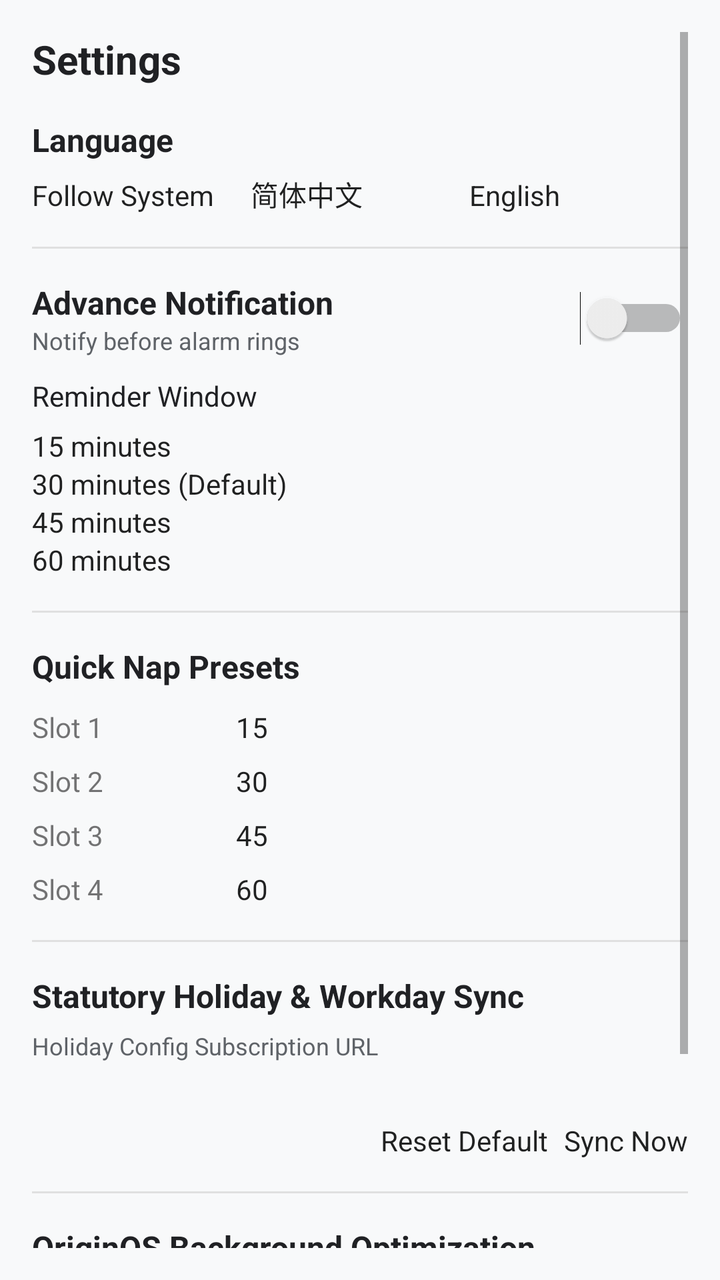
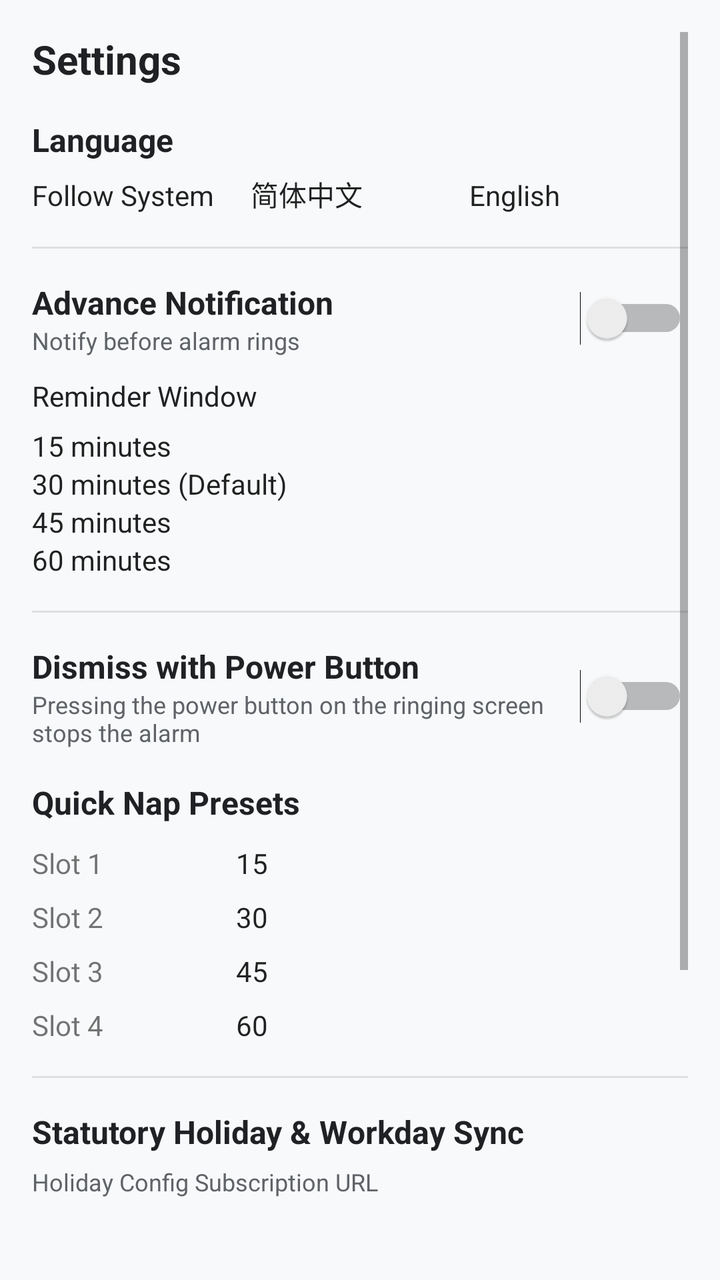

Compare the two renders of this Android layout. The source of the first and the diff that turns it into the second are given below.
<!-- AndroidManifest.xml: application theme Theme.AlarmApp -->
<!-- res/layout/dialog_settings.xml -->
<?xml version="1.0" encoding="utf-8"?>
<ScrollView xmlns:android="http://schemas.android.com/apk/res/android"
    android:layout_width="match_parent"
    android:layout_height="wrap_content"
    android:padding="16dp">

    <LinearLayout
        android:layout_width="match_parent"
        android:layout_height="wrap_content"
        android:orientation="vertical">

        <TextView
            android:layout_width="match_parent"
            android:layout_height="wrap_content"
            android:text="@string/settings"
            android:textSize="20sp"
            android:textStyle="bold"
            android:textColor="@color/text_primary"
            android:layout_marginBottom="16dp" />

        
        <TextView
            android:layout_width="match_parent"
            android:layout_height="wrap_content"
            android:text="@string/language"
            android:textSize="16sp"
            android:textStyle="bold"
            android:textColor="@color/text_primary"
            android:layout_marginBottom="6dp" />

        <RadioGroup
            android:id="@+id/rg_language"
            android:layout_width="match_parent"
            android:layout_height="wrap_content"
            android:orientation="horizontal"
            android:layout_marginBottom="16dp">

            <RadioButton
                android:id="@+id/rb_lang_system"
                android:layout_width="0dp"
                android:layout_height="wrap_content"
                android:layout_weight="1"
                android:text="@string/language_system" />

            <RadioButton
                android:id="@+id/rb_lang_zh"
                android:layout_width="0dp"
                android:layout_height="wrap_content"
                android:layout_weight="1"
                android:text="@string/language_zh" />

            <RadioButton
                android:id="@+id/rb_lang_en"
                android:layout_width="0dp"
                android:layout_height="wrap_content"
                android:layout_weight="1"
                android:text="@string/language_en" />
        </RadioGroup>

        
        <View
            android:layout_width="match_parent"
            android:layout_height="1dp"
            android:background="#E0E0E0"
            android:layout_marginBottom="16dp" />

        
        <LinearLayout
            android:layout_width="match_parent"
            android:layout_height="wrap_content"
            android:orientation="horizontal"
            android:gravity="center_vertical">

            <LinearLayout
                android:layout_width="0dp"
                android:layout_height="wrap_content"
                android:layout_weight="1"
                android:orientation="vertical">

                <TextView
                    android:layout_width="wrap_content"
                    android:layout_height="wrap_content"
                    android:text="@string/advance_notification"
                    android:textSize="16sp"
                    android:textStyle="bold"
                    android:textColor="@color/text_primary" />

                <TextView
                    android:layout_width="wrap_content"
                    android:layout_height="wrap_content"
                    android:text="@string/advance_notif_summary"
                    android:textSize="12sp"
                    android:textColor="@color/text_secondary" />
            </LinearLayout>

            <Switch
                android:id="@+id/sw_advance_notification"
                android:layout_width="wrap_content"
                android:layout_height="wrap_content" />
        </LinearLayout>

        <TextView
            android:layout_width="match_parent"
            android:layout_height="wrap_content"
            android:text="@string/advance_lead_time"
            android:textSize="14sp"
            android:textColor="@color/text_primary"
            android:layout_marginTop="10dp"
            android:layout_marginBottom="6dp" />

        <RadioGroup
            android:id="@+id/rg_advance_time"
            android:layout_width="match_parent"
            android:layout_height="wrap_content"
            android:orientation="vertical"
            android:layout_marginBottom="16dp">

            <RadioButton
                android:id="@+id/rb_adv_15"
                android:layout_width="wrap_content"
                android:layout_height="wrap_content"
                android:text="@string/minutes_15" />

            <RadioButton
                android:id="@+id/rb_adv_30"
                android:layout_width="wrap_content"
                android:layout_height="wrap_content"
                android:text="@string/minutes_30" />

            <RadioButton
                android:id="@+id/rb_adv_45"
                android:layout_width="wrap_content"
                android:layout_height="wrap_content"
                android:text="@string/minutes_45" />

            <RadioButton
                android:id="@+id/rb_adv_60"
                android:layout_width="wrap_content"
                android:layout_height="wrap_content"
                android:text="@string/minutes_60" />
        </RadioGroup>

        
        <View
            android:layout_width="match_parent"
            android:layout_height="1dp"
            android:background="#E0E0E0"
            android:layout_marginBottom="16dp" />

        
        <TextView
            android:layout_width="match_parent"
            android:layout_height="wrap_content"
            android:text="@string/nap_slots_customization"
            android:textSize="16sp"
            android:textStyle="bold"
            android:textColor="@color/text_primary"
            android:layout_marginBottom="10dp" />

        
        <LinearLayout
            android:layout_width="match_parent"
            android:layout_height="wrap_content"
            android:orientation="horizontal"
            android:gravity="center_vertical"
            android:layout_marginBottom="8dp">

            <TextView
                android:layout_width="70dp"
                android:layout_height="wrap_content"
                android:text="@string/nap_slot_1"
                android:textSize="14sp" />

            <EditText
                android:id="@+id/et_nap_slot_1_val"
                android:layout_width="80dp"
                android:layout_height="wrap_content"
                android:inputType="number"
                android:text="15"
                android:gravity="center" />

            <Spinner
                android:id="@+id/sp_nap_slot_1_unit"
                android:layout_width="0dp"
                android:layout_height="wrap_content"
                android:layout_weight="1"
                android:layout_marginStart="8dp" />
        </LinearLayout>

        
        <LinearLayout
            android:layout_width="match_parent"
            android:layout_height="wrap_content"
            android:orientation="horizontal"
            android:gravity="center_vertical"
            android:layout_marginBottom="8dp">

            <TextView
                android:layout_width="70dp"
                android:layout_height="wrap_content"
                android:text="@string/nap_slot_2"
                android:textSize="14sp" />

            <EditText
                android:id="@+id/et_nap_slot_2_val"
                android:layout_width="80dp"
                android:layout_height="wrap_content"
                android:inputType="number"
                android:text="30"
                android:gravity="center" />

            <Spinner
                android:id="@+id/sp_nap_slot_2_unit"
                android:layout_width="0dp"
                android:layout_height="wrap_content"
                android:layout_weight="1"
                android:layout_marginStart="8dp" />
        </LinearLayout>

        
        <LinearLayout
            android:layout_width="match_parent"
            android:layout_height="wrap_content"
            android:orientation="horizontal"
            android:gravity="center_vertical"
            android:layout_marginBottom="8dp">

            <TextView
                android:layout_width="70dp"
                android:layout_height="wrap_content"
                android:text="@string/nap_slot_3"
                android:textSize="14sp" />

            <EditText
                android:id="@+id/et_nap_slot_3_val"
                android:layout_width="80dp"
                android:layout_height="wrap_content"
                android:inputType="number"
                android:text="45"
                android:gravity="center" />

            <Spinner
                android:id="@+id/sp_nap_slot_3_unit"
                android:layout_width="0dp"
                android:layout_height="wrap_content"
                android:layout_weight="1"
                android:layout_marginStart="8dp" />
        </LinearLayout>

        
        <LinearLayout
            android:layout_width="match_parent"
            android:layout_height="wrap_content"
            android:orientation="horizontal"
            android:gravity="center_vertical"
            android:layout_marginBottom="16dp">

            <TextView
                android:layout_width="70dp"
                android:layout_height="wrap_content"
                android:text="@string/nap_slot_4"
                android:textSize="14sp" />

            <EditText
                android:id="@+id/et_nap_slot_4_val"
                android:layout_width="80dp"
                android:layout_height="wrap_content"
                android:inputType="number"
                android:text="60"
                android:gravity="center" />

            <Spinner
                android:id="@+id/sp_nap_slot_4_unit"
                android:layout_width="0dp"
                android:layout_height="wrap_content"
                android:layout_weight="1"
                android:layout_marginStart="8dp" />
        </LinearLayout>

        
        <View
            android:layout_width="match_parent"
            android:layout_height="1dp"
            android:background="#E0E0E0"
            android:layout_marginBottom="16dp" />

        
        <TextView
            android:layout_width="match_parent"
            android:layout_height="wrap_content"
            android:text="@string/holiday_sync_title"
            android:textSize="16sp"
            android:textStyle="bold"
            android:textColor="@color/text_primary"
            android:layout_marginBottom="6dp" />

        <TextView
            android:layout_width="match_parent"
            android:layout_height="wrap_content"
            android:text="@string/holiday_sync_url_label"
            android:textSize="12sp"
            android:textColor="@color/text_secondary"
            android:layout_marginBottom="4dp" />

        <EditText
            android:id="@+id/et_holiday_sync_url"
            android:layout_width="match_parent"
            android:layout_height="wrap_content"
            android:inputType="textUri"
            android:textSize="13sp"
            android:maxLines="2"
            android:layout_marginBottom="8dp" />

        <LinearLayout
            android:layout_width="match_parent"
            android:layout_height="wrap_content"
            android:orientation="horizontal"
            android:gravity="end"
            android:layout_marginBottom="16dp">

            <Button
                android:id="@+id/btn_reset_sync_url"
                android:layout_width="wrap_content"
                android:layout_height="wrap_content"
                android:text="@string/reset_url"
                android:layout_marginEnd="8dp" />

            <Button
                android:id="@+id/btn_sync_holidays_now"
                android:layout_width="wrap_content"
                android:layout_height="wrap_content"
                android:text="@string/sync_now" />
        </LinearLayout>

        
        <LinearLayout
            android:id="@+id/layout_oem_settings"
            android:layout_width="match_parent"
            android:layout_height="wrap_content"
            android:orientation="vertical"
            android:layout_marginBottom="16dp">

            <View
                android:layout_width="match_parent"
                android:layout_height="1dp"
                android:background="#E0E0E0"
                android:layout_marginBottom="16dp" />

            <TextView
                android:id="@+id/tv_oem_settings_title"
                android:layout_width="match_parent"
                android:layout_height="wrap_content"
                android:text="@string/oem_settings_title"
                android:textSize="16sp"
                android:textStyle="bold"
                android:textColor="@color/text_primary"
                android:layout_marginBottom="8dp" />

            <Button
                android:id="@+id/btn_oem_whitelist_guide"
                android:layout_width="match_parent"
                android:layout_height="wrap_content"
                android:text="@string/oem_settings_btn" />
        </LinearLayout>

        
        <View
            android:layout_width="match_parent"
            android:layout_height="1dp"
            android:background="#E0E0E0"
            android:layout_marginTop="16dp"
            android:layout_marginBottom="12dp" />

        <TextView
            android:id="@+id/tv_settings_version"
            android:layout_width="match_parent"
            android:layout_height="wrap_content"
            android:gravity="center"
            android:textColor="@color/text_secondary"
            android:textSize="12sp"
            android:layout_marginBottom="12dp" />

        
        <LinearLayout
            android:layout_width="match_parent"
            android:layout_height="wrap_content"
            android:orientation="horizontal"
            android:gravity="end"
            android:layout_marginTop="8dp">

            <Button
                android:id="@+id/btn_cancel_settings"
                android:layout_width="wrap_content"
                android:layout_height="wrap_content"
                android:text="@string/cancel"
                android:layout_marginEnd="8dp" />

            <Button
                android:id="@+id/btn_save_settings"
                android:layout_width="wrap_content"
                android:layout_height="wrap_content"
                android:text="@string/save"
                android:backgroundTint="@color/primary"
                android:textColor="#FFFFFF" />
        </LinearLayout>

    </LinearLayout>
</ScrollView>
<!-- resources referenced by this layout -->
<resources>
  <color name="primary">#1A73E8</color>
  <color name="text_primary">#202124</color>
  <color name="text_secondary">#5F6368</color>
  <string name="advance_lead_time">Reminder Window</string>
  <string name="advance_notif_summary">Notify before alarm rings</string>
  <string name="advance_notification">Advance Notification</string>
  <string name="cancel">Cancel</string>
  <string name="holiday_sync_title">Statutory Holiday &amp; Workday Sync</string>
  <string name="holiday_sync_url_label">Holiday Config Subscription URL</string>
  <string name="language">Language</string>
  <string name="language_en">English</string>
  <string name="language_system">Follow System</string>
  <string name="language_zh">简体中文</string>
  <string name="minutes_15">15 minutes</string>
  <string name="minutes_30">30 minutes (Default)</string>
  <string name="minutes_45">45 minutes</string>
  <string name="minutes_60">60 minutes</string>
  <string name="nap_slot_1">Slot 1</string>
  <string name="nap_slot_2">Slot 2</string>
  <string name="nap_slot_3">Slot 3</string>
  <string name="nap_slot_4">Slot 4</string>
  <string name="nap_slots_customization">Quick Nap Presets</string>
  <string name="oem_settings_btn">Allow Background High Power &amp; Autostart</string>
  <string name="oem_settings_title">OriginOS Background Optimization</string>
  <string name="reset_url">Reset Default</string>
  <string name="save">Save</string>
  <string name="settings">Settings</string>
  <string name="sync_now">Sync Now</string>
  <style name="Theme.AlarmApp" parent="android:Theme.Material.Light.NoActionBar">
          <item name="android:colorPrimary">@color/primary</item>
          <item name="android:colorPrimaryDark">@color/primary_dark</item>
          <item name="android:colorAccent">@color/accent</item>
          <item name="android:windowBackground">@color/background</item>
      </style>
  <color name="primary_dark">#0D47A1</color>
  <color name="accent">#FF5722</color>
  <color name="background">#F8F9FA</color>
</resources>

<!-- the commit's change to res/layout/dialog_settings.xml (unified diff, before → after) -->
@@ -148,6 +148,42 @@
             android:layout_marginBottom="16dp" />
 
         
+        <LinearLayout
+            android:layout_width="match_parent"
+            android:layout_height="wrap_content"
+            android:orientation="horizontal"
+            android:gravity="center_vertical"
+            android:layout_marginBottom="16dp">
+
+            <LinearLayout
+                android:layout_width="0dp"
+                android:layout_height="wrap_content"
+                android:layout_weight="1"
+                android:orientation="vertical">
+
+                <TextView
+                    android:layout_width="wrap_content"
+                    android:layout_height="wrap_content"
+                    android:text="@string/power_button_dismiss"
+                    android:textSize="16sp"
+                    android:textStyle="bold"
+                    android:textColor="@color/text_primary" />
+
+                <TextView
+                    android:layout_width="wrap_content"
+                    android:layout_height="wrap_content"
+                    android:text="@string/power_button_dismiss_summary"
+                    android:textSize="12sp"
+                    android:textColor="@color/text_secondary" />
+            </LinearLayout>
+
+            <Switch
+                android:id="@+id/sw_power_button_dismiss"
+                android:layout_width="wrap_content"
+                android:layout_height="wrap_content" />
+        </LinearLayout>
+
+        
         <TextView
             android:layout_width="match_parent"
             android:layout_height="wrap_content"
<!-- resource entries referenced after the edit -->
@@ -24,6 +24,8 @@
   <string name="nap_slots_customization">Quick Nap Presets</string>
   <string name="oem_settings_btn">Allow Background High Power &amp; Autostart</string>
   <string name="oem_settings_title">OriginOS Background Optimization</string>
+  <string name="power_button_dismiss">Dismiss with Power Button</string>
+  <string name="power_button_dismiss_summary">Pressing the power button on the ringing screen stops the alarm</string>
   <string name="reset_url">Reset Default</string>
   <string name="save">Save</string>
   <string name="settings">Settings</string>
